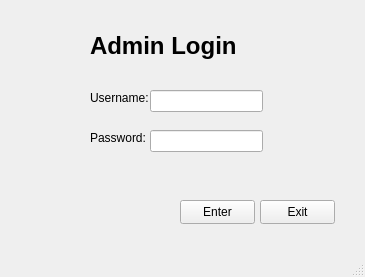
SkySaves/QT-Book-Search, file BookSearch/adminlogin.ui: the form before one commit.
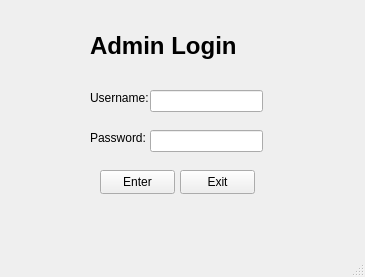
The form after the commit.

Patch:
```diff
--- a/BookSearch/adminlogin.ui
+++ b/BookSearch/adminlogin.ui
@@ -82,8 +82,8 @@
    <widget class="QPushButton" name="adminloginBttn">
     <property name="geometry">
      <rect>
-      <x>180</x>
-      <y>200</y>
+      <x>100</x>
+      <y>170</y>
       <width>75</width>
       <height>24</height>
      </rect>
@@ -95,8 +95,8 @@
    <widget class="QPushButton" name="exitBttn">
     <property name="geometry">
      <rect>
-      <x>260</x>
-      <y>200</y>
+      <x>180</x>
+      <y>170</y>
       <width>75</width>
       <height>24</height>
      </rect>
```
Left out of the diff: 7 changed lines with no effect on the pictures.
